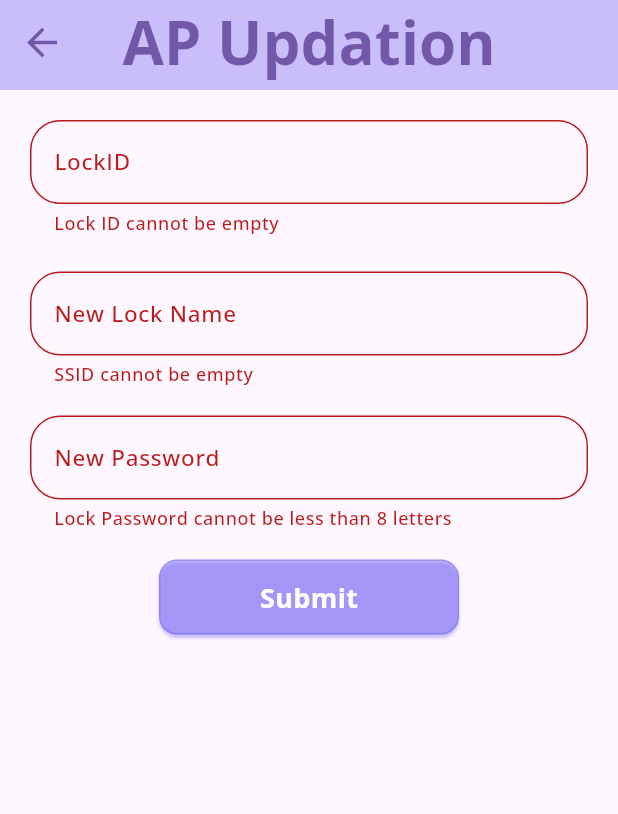
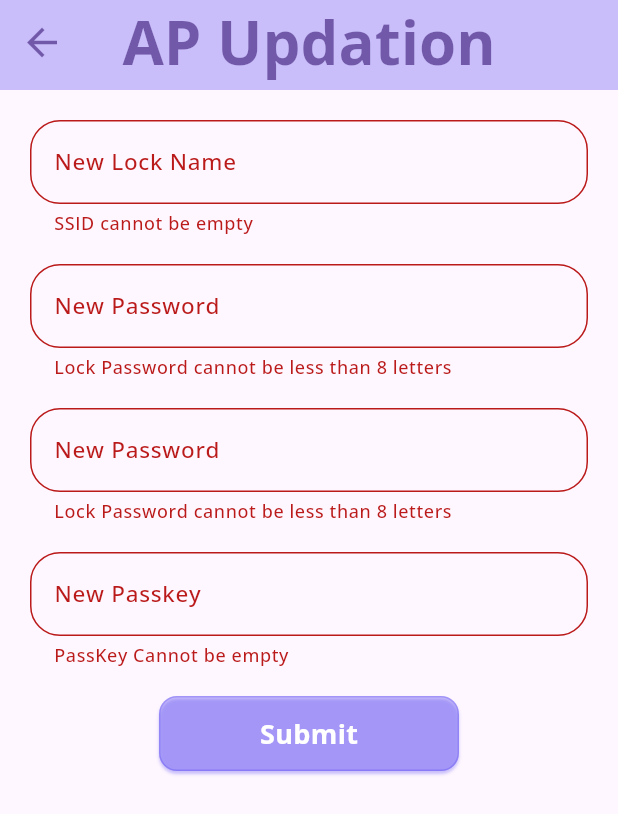
Before and after one commit to divyamJi06/BBTI, a Flutter app: the UpdateLockInstallationPage screen opened directly with empty values, after a tap on "Submit", on a phone screen of 412 x 824 dp. Shown: the top 814 px of the screen. Run offline on Flutter 3.47's test engine with Material 2 defaults, Android fonts, the phone set to English and light mode, and no system bars; our stand-ins replace connectivity_plus, dio, flutter_native_contact_picker, flutter_secure_storage, google_fonts, permission_handler and 3 more; missing offline and left inert: flutter_barcode_scanner, network_info_plus, open_settings, time_range; accounts and stored records are empty.

Commit message:
added passkey in the same page as installation

```diff
--- a/lib/views/update_lock_name.dart
+++ b/lib/views/update_lock_name.dart
@@ -1,6 +1,8 @@
+import 'package:bbti/widgets/toast.dart';
+
+import '../bottom_nav_bar.dart';
 import '../controllers/storage.dart';
 import '../models/lock_initial.dart';
-import 'passkey.dart';
 import '../widgets/custom_button.dart';
 import 'package:flutter/material.dart';
 import '../constants.dart';
@@ -22,17 +24,18 @@ class _UpdateLockInstallationPageState
   @override
   void initState() {
     // TODO: implement initState
-    _lockId.text = widget.lockDetails.lockld;
     _password.text = widget.lockDetails.lockPassword;
+    _password1.text = widget.lockDetails.lockPassword;
     _ssid.text = widget.lockDetails.lockSSID;
     super.initState();
   }
 
-  final TextEditingController _lockId = TextEditingController();
+  // final TextEditingController _lockId = TextEditingController();
 
   final TextEditingController _ssid = TextEditingController();
-
+  final TextEditingController _passKey = TextEditingController();
   final TextEditingController _password = TextEditingController();
+  final TextEditingController _password1 = TextEditingController();
   StorageController _storageController = new StorageController();
   final formKey = GlobalKey<FormState>();
 
@@ -49,23 +52,6 @@ class _UpdateLockInstallationPageState
               padding: const EdgeInsets.all(20.0),
               child: Column(
                 children: [
-                  TextFormField(
-                    controller: _lockId,
-                    validator: (value) {
-                      if (value!.length <= 0) return "Lock ID cannot be empty";
-                    },
-                    decoration: InputDecoration(
-                      border: OutlineInputBorder(
-                        borderRadius: BorderRadius.circular(20),
-                        // borderSide: BorderSide(width: 40),
-                      ),
-                      labelText: "LockID",
-                      labelStyle: const TextStyle(fontSize: 15),
-                    ),
-                  ),
-                  const SizedBox(
-                    height: 25,
-                  ),
                   TextFormField(
                     controller: _ssid,
                     validator: (value) {
@@ -101,51 +87,96 @@ class _UpdateLockInstallationPageState
                   const SizedBox(
                     height: 20,
                   ),
+                  TextFormField(
+                    controller: _password1,
+                    validator: (value) {
+                      if (value!.length <= 7)
+                        return "Lock Password cannot be less than 8 letters";
+                      if (_password.text != _password1.text)
+                        return "Passwords do not match";
+                    },
+                    decoration: InputDecoration(
+                      border: OutlineInputBorder(
+                        borderRadius: BorderRadius.circular(20),
+                        // borderSide: BorderSide(width: 40),
+                      ),
+                      labelText: "New Password",
+                      labelStyle: const TextStyle(fontSize: 15),
+                    ),
+                  ),
+                  const SizedBox(
+                    height: 20,
+                  ),
+                  TextFormField(
+                    validator: (value) {
+                      if (value!.isEmpty) {
+                        return "PassKey Cannot be empty";
+                      }
+                      if (value.length <= 7) {
+                        return "PassKey Cannot be less than 8 letters";
+                      }
+                      final validCharacters = RegExp(r'^[a-zA-Z0-9]+$');
+                      if (!validCharacters.hasMatch(value)) {
+                        return "Passkey should be alphanumeric";
+                      }
+                      return null;
+                    },
+                    controller: _passKey,
+                    decoration: InputDecoration(
+                      border: OutlineInputBorder(
+                        borderRadius: BorderRadius.circular(20),
+                        // borderSide: BorderSide(width: 40),
+                      ),
+                      labelText: "New Passkey",
+                      labelStyle: const TextStyle(fontSize: 15),
+                    ),
+                  ),
+                  const SizedBox(
+                    height: 20,
+                  ),
                   CustomButton(
                     width: 200,
                     text: "Submit",
                     onPressed: () async {
                       if (formKey.currentState!.validate()) {
+                        if (_passKey.text != widget.lockDetails.lockPassKey) {
+                          showToast(
+                              context, "Passkey of the lock is incorrect. Try Again.");
+                          return;
+                        }
                         await ApiConnect.hitApiGet(
                           routerIP + "/",
                         );
                         var data = {
-                          "Lock_id": _lockId.text,
+                          "Lock_id": widget.lockDetails.lockld,
                           "lock_name": _ssid.text,
                           "lock_pass": _password.text
                         };
                         print(data);
                         await ApiConnect.hitApiPost("$routerIP/settings", data);
-                        // _storageController.updateLock(widget.lockDetails.lockld,
-                        //     _lockId.text, _ssid.text, _password.text);
+                        LockDetails lockDetails1 = LockDetails(
+                            isAutoLock: widget.lockDetails.isAutoLock,
+                            privatePin: widget.lockDetails.privatePin,
+                            lockld: widget.lockDetails.lockld,
+                            lockSSID: _ssid.text,
+                            lockPassKey: _passKey.text,
+                            lockPassword: _password.text,
+                            iPAddress: widget.lockDetails.iPAddress);
 
-                        Navigator.push(
-                            context,
-                            MaterialPageRoute(
-                                builder: (context) => PassKeyPage(
-                                      type: "edit",
-                                      // ssid:widget.lockDetails.lockSSID,
-                                      lockDetails: LockDetails(
-                                          isAutoLock:
-                                              widget.lockDetails.isAutoLock,
-                                          privatePin:
-                                              widget.lockDetails.privatePin,
-                                          lockld: _lockId.text,
-                                          lockSSID: _ssid.text,
-                                          lockPassword: _password.text,
-                                          iPAddress:
-                                              widget.lockDetails.iPAddress),
-                                    )));
-
-                        // Navigator.pushAndRemoveUntil<dynamic>(
-                        //   context,
-                        //   MaterialPageRoute<dynamic>(
-                        //     builder: (BuildContext context) =>
-                        //         MyNavigationBar(),
-                        //   ),
-                        //   (route) =>
-                        //       false, //if you want to disable back feature set to false
-                        // );
+                        await ApiConnect.hitApiPost("$routerIP/getSecretKey", {
+                          "Lock_id": lockDetails1.lockld,
+                          "lock_passkey": _passKey.text
+                        });
+                        _storageController.updateLock(
+                            lockDetails1.lockld, lockDetails1);
+                        Navigator.pushAndRemoveUntil<dynamic>(
+                          context,
+                          MaterialPageRoute<dynamic>(
+                            builder: (BuildContext context) =>
+                                MyNavigationBar(),
+                          ),
+                          (route) => false,
+                        );
                       }
                     },
                   )
```
Also changed, not shown: lib/views/newlockinstallation.dart (+55 -16 lines), lib/views/passkey.dart (+92 -92 lines).
